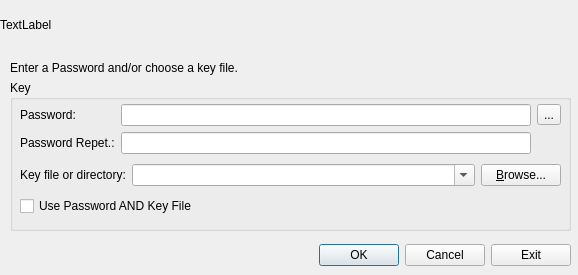
Before: the Qt Designer form src/forms/PasswordDlg.ui in thooge/keepassx1, drawn with Qt 5.
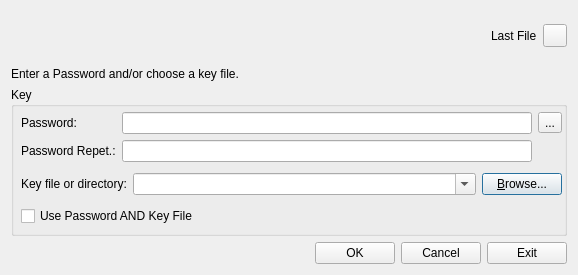
After: the same form once the commit is applied.

```diff
--- a/src/forms/PasswordDlg.ui
+++ b/src/forms/PasswordDlg.ui
@@ -13,9 +13,7 @@
    </rect>
   </property>
   <property name="sizePolicy" >
-   <sizepolicy>
-    <hsizetype>0</hsizetype>
-    <vsizetype>0</vsizetype>
+   <sizepolicy vsizetype="Fixed" hsizetype="Fixed" >
     <horstretch>0</horstretch>
     <verstretch>0</verstretch>
    </sizepolicy>
@@ -41,43 +39,25 @@
   <property name="modal" >
    <bool>true</bool>
   </property>
-  <widget class="QLabel" name="Banner" >
-   <property name="geometry" >
-    <rect>
-     <x>0</x>
-     <y>0</y>
-     <width>578</width>
+  <layout class="QVBoxLayout" >
+   <item>
+    <layout class="QHBoxLayout" >
+     <item>
+      <spacer>
+       <property name="orientation" >
+        <enum>Qt::Vertical</enum>
+       </property>
+       <property name="sizeType" >
+        <enum>QSizePolicy::Fixed</enum>
+       </property>
+       <property name="sizeHint" >
+        <size>
+         <width>20</width>
      <height>50</height>
-    </rect>
-   </property>
-   <property name="sizePolicy" >
-    <sizepolicy>
-     <hsizetype>5</hsizetype>
-     <vsizetype>5</vsizetype>
-     <horstretch>0</horstretch>
-     <verstretch>0</verstretch>
-    </sizepolicy>
-   </property>
-   <property name="text" >
-    <string>TextLabel</string>
-   </property>
-  </widget>
-  <widget class="QWidget" name="layoutWidget" >
-   <property name="geometry" >
-    <rect>
-     <x>10</x>
-     <y>240</y>
-     <width>561</width>
-     <height>31</height>
-    </rect>
-   </property>
-   <layout class="QHBoxLayout" >
-    <property name="margin" >
-     <number>0</number>
-    </property>
-    <property name="spacing" >
-     <number>6</number>
-    </property>
+        </size>
+       </property>
+      </spacer>
+     </item>
     <item>
      <spacer>
       <property name="orientation" >
@@ -85,48 +65,52 @@
       </property>
       <property name="sizeHint" >
        <size>
-        <width>351</width>
+         <width>40</width>
         <height>20</height>
        </size>
       </property>
      </spacer>
     </item>
     <item>
-     <widget class="QPushButton" name="ButtonOK" >
+      <layout class="QHBoxLayout" >
+       <item>
+        <widget class="QLabel" name="Label_Bookmark" >
       <property name="text" >
-       <string>OK</string>
+          <string>Last File</string>
       </property>
      </widget>
     </item>
     <item>
-     <widget class="QPushButton" name="ButtonCancel" >
-      <property name="text" >
-       <string>Cancel</string>
-      </property>
-     </widget>
-    </item>
+        <widget class="QToolButton" name="Button_Bookmarks" >
+         <property name="popupMode" >
+          <enum>QToolButton::InstantPopup</enum>
+         </property>
+         <property name="arrowType" >
+          <enum>Qt::NoArrow</enum>
+         </property>
+        </widget>
+       </item>
+      </layout>
+     </item>
+    </layout>
+   </item>
     <item>
-     <widget class="QPushButton" name="ButtonExit" >
+    <widget class="QLabel" name="textLabel1" >
+     <property name="sizePolicy" >
+      <sizepolicy vsizetype="Maximum" hsizetype="Expanding" >
+       <horstretch>0</horstretch>
+       <verstretch>0</verstretch>
+      </sizepolicy>
+     </property>
       <property name="text" >
-       <string>Exit</string>
+      <string>Enter a Password and/or choose a key file.</string>
       </property>
      </widget>
     </item>
-   </layout>
-  </widget>
+   <item>
   <widget class="QGroupBox" name="groupframe" >
-   <property name="geometry" >
-    <rect>
-     <x>10</x>
-     <y>80</y>
-     <width>561</width>
-     <height>151</height>
-    </rect>
-   </property>
    <property name="sizePolicy" >
-    <sizepolicy>
-     <hsizetype>7</hsizetype>
-     <vsizetype>7</vsizetype>
+      <sizepolicy vsizetype="Expanding" hsizetype="Expanding" >
      <horstretch>0</horstretch>
      <verstretch>0</verstretch>
     </sizepolicy>
@@ -140,22 +124,43 @@
       <x>10</x>
       <y>20</y>
       <width>541</width>
-      <height>123</height>
+        <height>124</height>
      </rect>
     </property>
     <layout class="QVBoxLayout" >
-     <property name="margin" >
-      <number>0</number>
-     </property>
      <property name="spacing" >
       <number>6</number>
      </property>
+       <property name="leftMargin" >
+        <number>0</number>
+       </property>
+       <property name="topMargin" >
+        <number>0</number>
+       </property>
+       <property name="rightMargin" >
+        <number>0</number>
+       </property>
+       <property name="bottomMargin" >
+        <number>0</number>
+       </property>
      <item>
       <layout class="QGridLayout" >
-       <property name="margin" >
+         <property name="leftMargin" >
         <number>0</number>
        </property>
-       <property name="spacing" >
+         <property name="topMargin" >
+          <number>0</number>
+         </property>
+         <property name="rightMargin" >
+          <number>0</number>
+         </property>
+         <property name="bottomMargin" >
+          <number>0</number>
+         </property>
+         <property name="horizontalSpacing" >
+          <number>6</number>
+         </property>
+         <property name="verticalSpacing" >
         <number>6</number>
        </property>
        <item row="1" column="0" >
@@ -171,9 +176,7 @@
        <item row="0" column="0" >
         <widget class="QLabel" name="Label_Password" >
          <property name="sizePolicy" >
-          <sizepolicy>
-           <hsizetype>5</hsizetype>
-           <vsizetype>5</vsizetype>
+            <sizepolicy vsizetype="Preferred" hsizetype="Preferred" >
            <horstretch>0</horstretch>
            <verstretch>0</verstretch>
           </sizepolicy>
@@ -197,18 +200,25 @@
      </item>
      <item>
       <layout class="QHBoxLayout" >
-       <property name="margin" >
-        <number>0</number>
-       </property>
        <property name="spacing" >
         <number>6</number>
        </property>
+         <property name="leftMargin" >
+          <number>0</number>
+         </property>
+         <property name="topMargin" >
+          <number>0</number>
+         </property>
+         <property name="rightMargin" >
+          <number>0</number>
+         </property>
+         <property name="bottomMargin" >
+          <number>0</number>
+         </property>
        <item>
         <widget class="QLabel" name="Label_KeyFile" >
          <property name="sizePolicy" >
-          <sizepolicy>
-           <hsizetype>5</hsizetype>
-           <vsizetype>5</vsizetype>
+            <sizepolicy vsizetype="Preferred" hsizetype="Preferred" >
            <horstretch>0</horstretch>
            <verstretch>0</verstretch>
           </sizepolicy>
@@ -221,9 +231,7 @@
        <item>
         <widget class="QComboBox" name="Combo_Dirs" >
          <property name="sizePolicy" >
-          <sizepolicy>
-           <hsizetype>7</hsizetype>
-           <vsizetype>0</vsizetype>
+            <sizepolicy vsizetype="Fixed" hsizetype="Expanding" >
            <horstretch>0</horstretch>
            <verstretch>0</verstretch>
           </sizepolicy>
@@ -236,9 +244,7 @@
        <item>
         <widget class="QPushButton" name="ButtonBrowse" >
          <property name="sizePolicy" >
-          <sizepolicy>
-           <hsizetype>5</hsizetype>
-           <vsizetype>0</vsizetype>
+            <sizepolicy vsizetype="Fixed" hsizetype="Preferred" >
            <horstretch>0</horstretch>
            <verstretch>0</verstretch>
           </sizepolicy>
@@ -255,18 +261,25 @@
      </item>
      <item>
       <layout class="QHBoxLayout" >
-       <property name="margin" >
-        <number>0</number>
-       </property>
        <property name="spacing" >
         <number>6</number>
        </property>
+         <property name="leftMargin" >
+          <number>0</number>
+         </property>
+         <property name="topMargin" >
+          <number>0</number>
+         </property>
+         <property name="rightMargin" >
+          <number>0</number>
+         </property>
+         <property name="bottomMargin" >
+          <number>0</number>
+         </property>
        <item>
         <widget class="QCheckBox" name="CheckBox_Both" >
          <property name="sizePolicy" >
-          <sizepolicy>
-           <hsizetype>0</hsizetype>
-           <vsizetype>0</vsizetype>
+            <sizepolicy vsizetype="Fixed" hsizetype="Fixed" >
            <horstretch>0</horstretch>
            <verstretch>0</verstretch>
           </sizepolicy>
@@ -294,27 +307,61 @@
     </layout>
    </widget>
   </widget>
-  <widget class="QLabel" name="textLabel1" >
-   <property name="geometry" >
-    <rect>
-     <x>10</x>
-     <y>60</y>
-     <width>459</width>
-     <height>16</height>
-    </rect>
-   </property>
-   <property name="sizePolicy" >
-    <sizepolicy>
-     <hsizetype>7</hsizetype>
-     <vsizetype>4</vsizetype>
-     <horstretch>0</horstretch>
-     <verstretch>0</verstretch>
-    </sizepolicy>
-   </property>
+   </item>
+   <item>
+    <layout class="QHBoxLayout" >
+     <property name="spacing" >
+      <number>6</number>
+     </property>
+     <property name="leftMargin" >
+      <number>0</number>
+     </property>
+     <property name="topMargin" >
+      <number>0</number>
+     </property>
+     <property name="rightMargin" >
+      <number>0</number>
+     </property>
+     <property name="bottomMargin" >
+      <number>0</number>
+     </property>
+     <item>
+      <spacer>
+       <property name="orientation" >
+        <enum>Qt::Horizontal</enum>
+       </property>
+       <property name="sizeHint" >
+        <size>
+         <width>351</width>
+         <height>20</height>
+        </size>
+       </property>
+      </spacer>
+     </item>
+     <item>
+      <widget class="QPushButton" name="ButtonOK" >
    <property name="text" >
-    <string>Enter a Password and/or choose a key file.</string>
-   </property>
-  </widget>
+        <string>OK</string>
+       </property>
+      </widget>
+     </item>
+     <item>
+      <widget class="QPushButton" name="ButtonCancel" >
+       <property name="text" >
+        <string>Cancel</string>
+       </property>
+      </widget>
+     </item>
+     <item>
+      <widget class="QPushButton" name="ButtonExit" >
+       <property name="text" >
+        <string>Exit</string>
+       </property>
+      </widget>
+     </item>
+    </layout>
+   </item>
+  </layout>
  </widget>
  <layoutdefault spacing="6" margin="11" />
  <pixmapfunction></pixmapfunction>
```
Left out of the diff: 9 changed lines with no effect on the pictures. Lines whose indentation alone changed are shown as unchanged.
